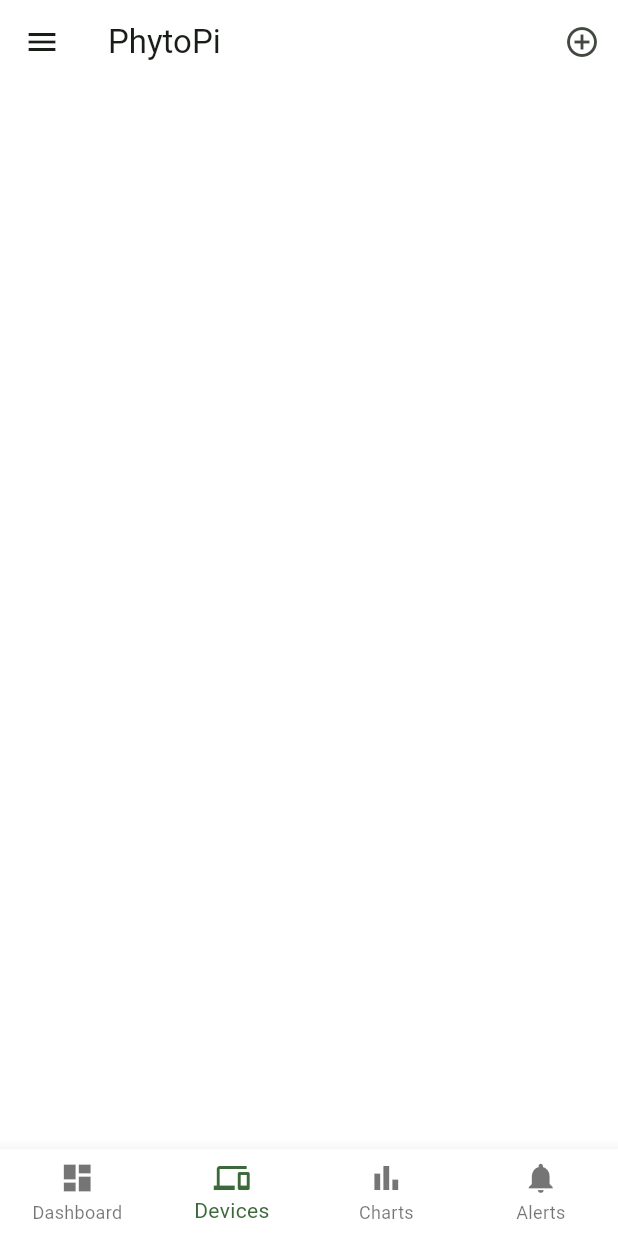
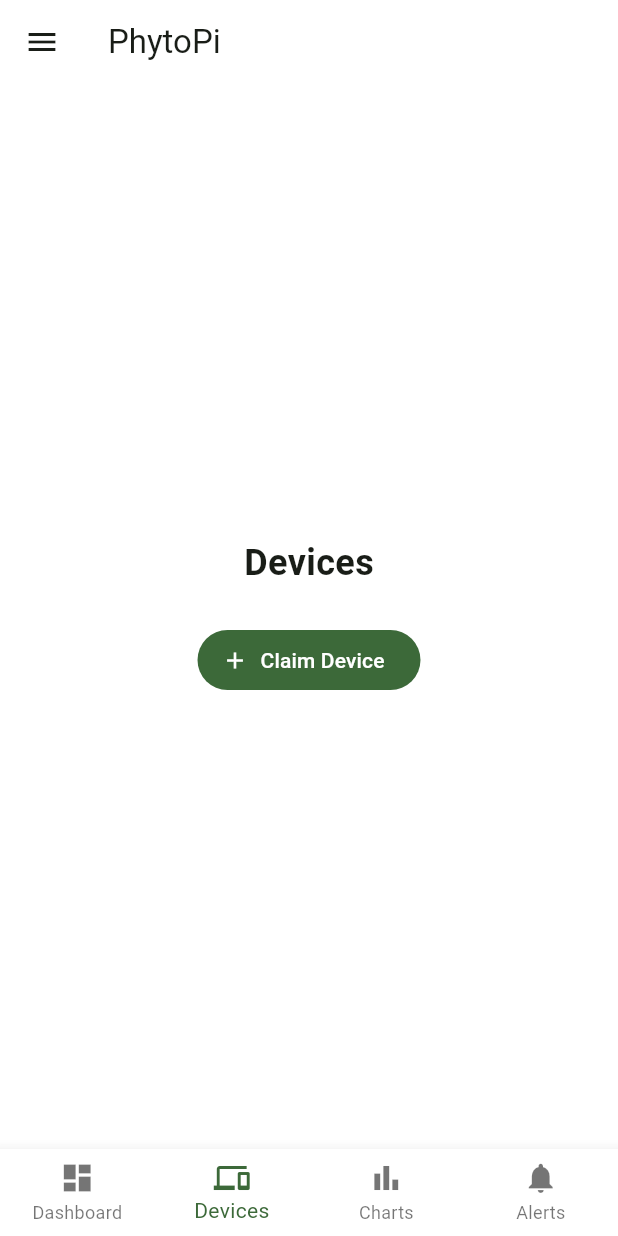
Before and after one commit to DanielAndi/PhytoPi, a Flutter app: the DashboardScreen screen opened directly, item 2 of the bottom bar chosen, on a phone screen of 412 x 824 dp. Run offline on Flutter 3.47's test engine with Material 3 defaults, Android fonts, the phone set to English and light mode, and no system bars; our stand-ins replace fl_chart, supabase_flutter, syncfusion_flutter_gauges; accounts and stored records are empty.

Commit message:
refactor(dashboard): move claim device logic to devices screen

```diff
--- a/dashboard/lib/features/dashboard/screens/dashboard_screen.dart
+++ b/dashboard/lib/features/dashboard/screens/dashboard_screen.dart
@@ -72,51 +72,6 @@ class _DashboardScreenState extends State<DashboardScreen> {
     );
   }
 
-  void _showClaimDeviceDialog(BuildContext context) {
-    final deviceIdController = TextEditingController();
-    showDialog(
-      context: context,
-      builder: (context) => AlertDialog(
-        title: const Text('Claim Device'),
-        content: Column(
-          mainAxisSize: MainAxisSize.min,
-          crossAxisAlignment: CrossAxisAlignment.start,
-          children: [
-            const Text('Enter the Device ID found on your PhytoPi unit.'),
-            const SizedBox(height: 16),
-            TextField(
-              controller: deviceIdController,
-              decoration: const InputDecoration(
-                labelText: 'Device ID',
-                hintText: 'e.g., PP-1234-5678',
-                border: OutlineInputBorder(),
-              ),
-            ),
-          ],
-        ),
-        actions: [
-          TextButton(
-            onPressed: () => Navigator.pop(context),
-            child: const Text('Cancel'),
-          ),
-          ElevatedButton(
-            onPressed: () {
-              // TODO: Implement actual claim logic with Supabase
-              final id = deviceIdController.text;
-              Navigator.pop(context);
-              if (id.isNotEmpty) {
-                ScaffoldMessenger.of(context).showSnackBar(
-                  SnackBar(content: Text('Claiming device $id...')),
-                );
-              }
-            },
-            child: const Text('Claim'),
-          ),
-        ],
-      ),
-    );
-  }
-
   @override
   Widget build(BuildContext context) {
     try {
@@ -169,11 +124,6 @@ class _DashboardScreenState extends State<DashboardScreen> {
       appBar: AppBar(
         title: const Text('PhytoPi'),
         actions: [
-          IconButton(
-            icon: const Icon(Icons.add_circle_outline),
-            onPressed: () => _showClaimDeviceDialog(context),
-            tooltip: 'Claim Device',
-          ),
         ],
       ),
       drawer: _buildDrawer(context),
@@ -270,11 +220,7 @@ class _DashboardScreenState extends State<DashboardScreen> {
           ],
         ),
         actions: [
-          FilledButton.icon(
-            onPressed: () => _showClaimDeviceDialog(context),
-            icon: const Icon(Icons.add),
-            label: const Text('Claim Device'),
-          ),
+          // Claim Device moved to Devices tab
           const SizedBox(width: 16),
         ],
       ),
--- a/dashboard/lib/features/dashboard/screens/devices_screen.dart
+++ b/dashboard/lib/features/dashboard/screens/devices_screen.dart
@@ -1,17 +1,78 @@
 import 'package:flutter/material.dart';
 
-class DevicesScreen extends StatelessWidget {
+class DevicesScreen extends StatefulWidget {
   const DevicesScreen({super.key});
 
   @override
+  State<DevicesScreen> createState() => _DevicesScreenState();
+}
+
+class _DevicesScreenState extends State<DevicesScreen> {
+  void _showClaimDeviceDialog(BuildContext context) {
+    final deviceIdController = TextEditingController();
+    showDialog(
+      context: context,
+      builder: (context) => AlertDialog(
+        title: const Text('Claim Device'),
+        content: Column(
+          mainAxisSize: MainAxisSize.min,
+          crossAxisAlignment: CrossAxisAlignment.start,
+          children: [
+            const Text('Enter the Device ID found on your PhytoPi unit.'),
+            const SizedBox(height: 16),
+            TextField(
+              controller: deviceIdController,
+              decoration: const InputDecoration(
+                labelText: 'Device ID',
+                hintText: 'e.g., PP-1234-5678',
+                border: OutlineInputBorder(),
+              ),
+            ),
+          ],
+        ),
+        actions: [
+          TextButton(
+            onPressed: () => Navigator.pop(context),
+            child: const Text('Cancel'),
+          ),
+          ElevatedButton(
+            onPressed: () {
+              // TODO: Implement actual claim logic with Supabase
+              final id = deviceIdController.text;
+              Navigator.pop(context);
+              if (id.isNotEmpty) {
+                ScaffoldMessenger.of(context).showSnackBar(
+                  SnackBar(content: Text('Claiming device $id...')),
+                );
+              }
+            },
+            child: const Text('Claim'),
+          ),
+        ],
+      ),
+    );
+  }
+
+  @override
   Widget build(BuildContext context) {
-    return const Center(
-      child: Text(
-        'Devices',
-        style: TextStyle(
-          color: Colors.white,
-          fontSize: 24,
-        ),
+    return Center(
+      child: Column(
+        mainAxisAlignment: MainAxisAlignment.center,
+        children: [
+          const Text(
+            'Devices',
+            style: TextStyle(
+              fontSize: 24,
+              fontWeight: FontWeight.bold,
+            ),
+          ),
+          const SizedBox(height: 24),
+          FilledButton.icon(
+            onPressed: () => _showClaimDeviceDialog(context),
+            icon: const Icon(Icons.add),
+            label: const Text('Claim Device'),
+          ),
+        ],
       ),
     );
   }
```
